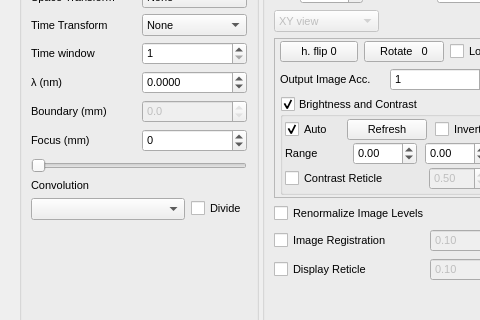
The window that Ui/assets/ui/mainwindow.ui (DigitalHolography/Holovibes) describes before a commit, drawn with Qt 5; both pictures show x 0 to 480 and y 237 to 557 of the 1291 by 815 pixel window.
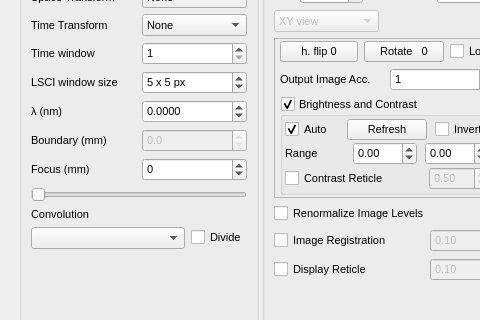
The same window after the commit. Custom widgets are drawn as their Qt base class.

What changed in the file:
```diff
--- a/Ui/assets/ui/mainwindow.ui
+++ b/Ui/assets/ui/mainwindow.ui
@@ -408,6 +408,41 @@
             </widget>
            </item>
            <item row="4" column="0">
+            <widget class="QLabel" name="LsciSpatialWindowLabel">
+             <property name="toolTip">
+              <string>Odd side length of the square spatial neighborhood; 5 means 5 x 5 pixels. The time window separately sets the number of frames.</string>
+             </property>
+             <property name="text">
+              <string>LSCI window size</string>
+             </property>
+             <property name="alignment">
+              <set>Qt::AlignLeading|Qt::AlignLeft|Qt::AlignVCenter</set>
+             </property>
+            </widget>
+           </item>
+           <item row="4" column="1">
+            <widget class="QSpinBox" name="LsciSpatialWindowSpinBox">
+             <property name="toolTip">
+              <string>Odd side length from 1 to 63 pixels; 5 means a 5 x 5 neighborhood (the paper's setting).</string>
+             </property>
+             <property name="suffix">
+              <string> x 5 px</string>
+             </property>
+             <property name="minimum">
+              <number>1</number>
+             </property>
+             <property name="maximum">
+              <number>63</number>
+             </property>
+             <property name="singleStep">
+              <number>2</number>
+             </property>
+             <property name="value">
+              <number>5</number>
+             </property>
+            </widget>
+           </item>
+           <item row="5" column="0">
             <widget class="QLabel" name="LambdaLabel">
              <property name="toolTip">
               <string>Wavelength (lambda) of light used to record interferograms</string>
@@ -420,7 +455,7 @@
              </property>
             </widget>
            </item>
-           <item row="4" column="1">
+           <item row="5" column="1">
             <widget class="QDoubleSpinBox" name="LambdaSpinBox">
              <property name="sizePolicy">
               <sizepolicy hsizetype="Ignored" vsizetype="Fixed">
@@ -445,7 +480,7 @@
              </property>
             </widget>
            </item>
-           <item row="5" column="0">
+           <item row="6" column="0">
             <widget class="QLabel" name="BoundaryLabel">
              <property name="toolTip">
               <string>The maximum value of the focus</string>
@@ -458,7 +493,7 @@
              </property>
             </widget>
            </item>
-           <item row="5" column="1">
+           <item row="6" column="1">
             <widget class="QDoubleSpinBox" name="BoundaryDoubleSpinBox">
              <property name="enabled">
               <bool>false</bool>
@@ -489,7 +524,7 @@
              </property>
             </widget>
            </item>
-           <item row="6" column="0">
+           <item row="7" column="0">
             <widget class="QLabel" name="ZLabel">
              <property name="toolTip">
               <string>Adjust the distance to the target</string>
@@ -502,7 +537,7 @@
              </property>
             </widget>
            </item>
-           <item row="6" column="1">
+           <item row="7" column="1">
             <widget class="QDoubleSpinBox" name="ZDoubleSpinBox">
              <property name="sizePolicy">
               <sizepolicy hsizetype="Ignored" vsizetype="Fixed">
@@ -530,7 +565,7 @@
              </property>
             </widget>
            </item>
-           <item row="7" column="0" colspan="2">
+           <item row="8" column="0" colspan="2">
             <widget class="QSlider" name="ZSlider">
              <property name="styleSheet">
               <string notr="true"/>
```
Left out of the diff: 22 changed lines with no effect on the pictures.
